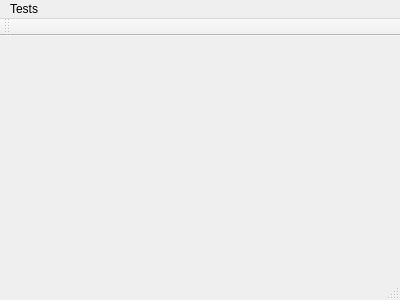
This is CityProject/mainwindow.ui in stepharc/CityProjectGIG as Qt 5 draws it before an edit. The edited form follows.
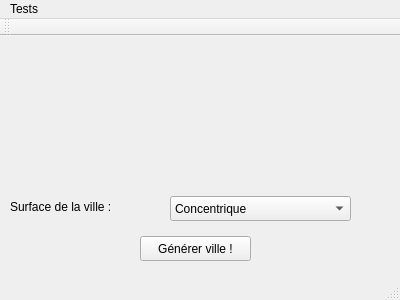
This is the edited form.

Commit message: [06-01] Option Surface Personnalisée

```diff
--- a/CityProject/mainwindow.ui
+++ b/CityProject/mainwindow.ui
@@ -13,7 +13,69 @@
   <property name="windowTitle">
    <string>MyCity Project</string>
   </property>
-  <widget class="QWidget" name="centralWidget"/>
+  <widget class="QWidget" name="centralWidget">
+   <widget class="QComboBox" name="comboBox">
+    <property name="geometry">
+     <rect>
+      <x>170</x>
+      <y>160</y>
+      <width>181</width>
+      <height>25</height>
+     </rect>
+    </property>
+    <item>
+     <property name="text">
+      <string>Concentrique</string>
+     </property>
+    </item>
+    <item>
+     <property name="text">
+      <string>100 % Centre-ville</string>
+     </property>
+    </item>
+    <item>
+     <property name="text">
+      <string>100 % Périphérie</string>
+     </property>
+    </item>
+    <item>
+     <property name="text">
+      <string>100 % Zone d'activités</string>
+     </property>
+    </item>
+    <item>
+     <property name="text">
+      <string>Personnalisée ...</string>
+     </property>
+    </item>
+   </widget>
+   <widget class="QLabel" name="label">
+    <property name="geometry">
+     <rect>
+      <x>10</x>
+      <y>160</y>
+      <width>131</width>
+      <height>21</height>
+     </rect>
+    </property>
+    <property name="text">
+     <string>Surface de la ville :</string>
+    </property>
+   </widget>
+   <widget class="QPushButton" name="pushButton">
+    <property name="geometry">
+     <rect>
+      <x>140</x>
+      <y>200</y>
+      <width>111</width>
+      <height>25</height>
+     </rect>
+    </property>
+    <property name="text">
+     <string>Générer ville !</string>
+    </property>
+   </widget>
+  </widget>
   <widget class="QToolBar" name="mainToolBar">
    <attribute name="toolBarArea">
     <enum>TopToolBarArea</enum>
```
The commit also changes 15 other files.
